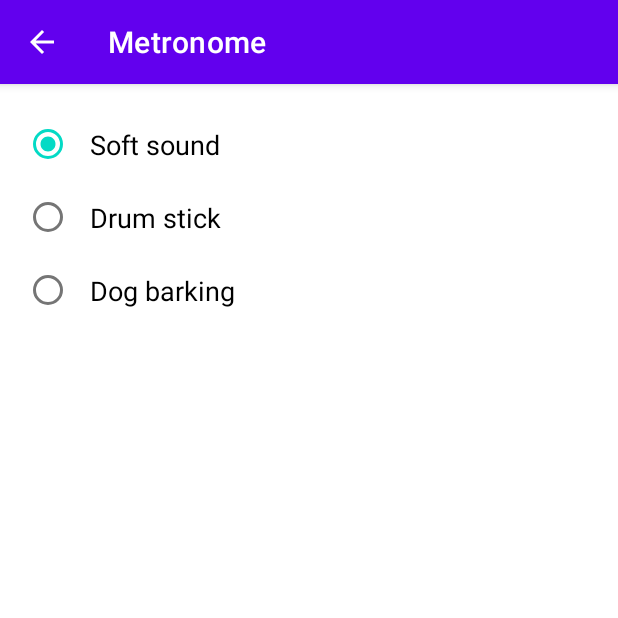
After one commit to 587851/Metronom, an Android app: the SoundChoiceActivity screen opened directly, with no data from a screen before it, on a phone screen of 412 x 824 dp, the top half of it. The commit adds this screen. Run offline under Robolectric (Android 15) with nearby library versions, the phone set to English and light mode, and no system bars; our stand-ins replace androidx.preference.

Commit message:
Fikset litt + lagt til mulighet for å endre lyd

```diff
--- a/app/build.gradle
+++ b/app/build.gradle
@@ -33,6 +33,7 @@ dependencies {
     implementation 'androidx.appcompat:appcompat:1.6.1'
     implementation 'com.google.android.material:material:1.9.0'
     implementation 'androidx.preference:preference:1.2.0'
+    implementation 'androidx.constraintlayout:constraintlayout:2.1.3'
     testImplementation 'junit:junit:4.13.2'
     androidTestImplementation 'androidx.test.ext:junit:1.1.5'
     androidTestImplementation 'androidx.test.espresso:espresso-core:3.5.1'
--- a/app/src/main/AndroidManifest.xml
+++ b/app/src/main/AndroidManifest.xml
@@ -12,6 +12,9 @@
         android:supportsRtl="true"
         android:theme="@style/Theme.Metronome"
         tools:targetApi="31">
+        <activity
+            android:name=".SoundChoiceActivity"
+            android:exported="false" />
         <activity
             android:name=".SettingsActivity"
             android:exported="false"
--- /dev/null
+++ b/app/src/main/java/com/example/metronome/ItemClickListener.java
@@ -0,0 +1,6 @@
+package com.example.metronome;
+
+public interface ItemClickListener {
+
+    void onClick(String s, int position);
+}
--- /dev/null
+++ b/app/src/main/java/com/example/metronome/MainAdapter.java
@@ -0,0 +1,76 @@
+package com.example.metronome;
+
+import android.content.Intent;
+import android.view.LayoutInflater;
+import android.view.View;
+import android.view.ViewGroup;
+import android.widget.CompoundButton;
+import android.widget.RadioButton;
+
+import androidx.annotation.NonNull;
+import androidx.recyclerview.widget.RecyclerView;
+
+import java.util.ArrayList;
+
+public class MainAdapter extends RecyclerView.Adapter<MainAdapter.ViewHolder> {
+    String[] metronomeStrings;
+    ItemClickListener itemClickListener;
+    int selectedPosition;
+
+    public MainAdapter(String [] metronomeStrings, ItemClickListener itemClickListener, int selectedPosition){
+        this.metronomeStrings = metronomeStrings;
+        this.itemClickListener = itemClickListener;
+        this.selectedPosition = selectedPosition;
+    }
+
+    @NonNull
+    @Override
+    public ViewHolder onCreateViewHolder(@NonNull ViewGroup parent, int viewType) {
+        View view = LayoutInflater.from(parent.getContext()).inflate(R.layout.item_main, parent, false);
+
+        return new ViewHolder(view);
+    }
+
+    @Override
+    public void onBindViewHolder(@NonNull MainAdapter.ViewHolder holder, int position) {
+        //set text on radiobuttons
+        holder.radioButton.setText(metronomeStrings[position]);
+        holder.radioButton.setChecked(position == selectedPosition);
+        holder.radioButton.setOnCheckedChangeListener(new CompoundButton.OnCheckedChangeListener() {
+            @Override
+            public void onCheckedChanged(CompoundButton compoundButton, boolean b) {
+
+                if(b){
+                    selectedPosition = holder.getAdapterPosition();
+                    itemClickListener.onClick(holder.radioButton.getText().toString(), selectedPosition);
+                }
+
+            }
+        });
+    }
+
+    @Override
+    public long getItemId(int position){
+        return position;
+    }
+
+    @Override
+    public int getItemViewType(int position){
+        return position;
+    }
+
+    @Override
+    public int getItemCount() {
+        return metronomeStrings.length;
+    }
+
+    public class ViewHolder extends RecyclerView.ViewHolder {
+
+        RadioButton radioButton;
+
+        public ViewHolder(@NonNull View itemView) {
+            super(itemView);
+            radioButton = itemView.findViewById(R.id.radio_button_metronome_sounds);
+        }
+    }
+}
--- /dev/null
+++ b/app/src/main/java/com/example/metronome/SoundChoiceActivity.java
@@ -0,0 +1,71 @@
+package com.example.metronome;
+
+import androidx.appcompat.app.ActionBar;
+import androidx.appcompat.app.AppCompatActivity;
+import androidx.preference.PreferenceFragmentCompat;
+import androidx.recyclerview.widget.LinearLayoutManager;
+import androidx.recyclerview.widget.RecyclerView;
+
+import android.content.Intent;
+import android.os.Bundle;
+import android.view.MenuItem;
+import android.view.View;
+import android.widget.AdapterView;
+import android.widget.Toast;
+
+public class SoundChoiceActivity extends AppCompatActivity {
+
+    RecyclerView recyclerView;
+    ItemClickListener itemClickListener;
+    MainAdapter adapter;
+
+    @Override
+    protected void onCreate(Bundle savedInstanceState) {
+        super.onCreate(savedInstanceState);
+        setContentView(R.layout.activity_sound_choice);
+
+        ActionBar actionBar = getSupportActionBar();
+        actionBar.setDisplayHomeAsUpEnabled(true);
+
+        recyclerView = findViewById(R.id.recycler_view);
+        String[] metronomeSoundStrings = getResources().getStringArray(R.array.metronome_sounds);
+
+        itemClickListener = new ItemClickListener() {
+            @Override
+            public void onClick(String s, int position) {
+                recyclerView.post(new Runnable() {
+                    @Override
+                    public void run() {
+                        adapter.notifyDataSetChanged();
+                    }
+                });
+                Toast.makeText(getApplicationContext(), "Selected : " + s, Toast.LENGTH_SHORT).show();
+
+                MainActivity.metronome.changeActiveSound(position);
+
+            }
+        };
+
+        recyclerView.setLayoutManager(new LinearLayoutManager(this));
+        adapter = new MainAdapter(metronomeSoundStrings, itemClickListener, MainActivity.metronome.getActiveSoundPosition());
+        recyclerView.setAdapter(adapter);
+
+    }
+
+    @Override
+    public boolean onOptionsItemSelected(MenuItem item) {
+        switch (item.getItemId()) {
+            case android.R.id.home:
+                this.finish();
+                return true;
+            default:
+                return super.onOptionsItemSelected(item);
+        }
+    }
+    public static class SettingsFragment extends PreferenceFragmentCompat {
+        @Override
+        public void onCreatePreferences(Bundle savedInstanceState, String rootKey) {
+            setPreferencesFromResource(R.xml.root_preferences, rootKey);
+        }
+    }
+}
--- /dev/null
+++ b/app/src/main/res/layout/activity_sound_choice.xml
@@ -0,0 +1,18 @@
+<?xml version="1.0" encoding="utf-8"?>
+<RelativeLayout
+    xmlns:android="http://schemas.android.com/apk/res/android"
+    xmlns:app="http://schemas.android.com/apk/res-auto"
+    xmlns:tools="http://schemas.android.com/tools"
+    android:layout_width="match_parent"
+    android:layout_height="match_parent"
+    android:padding="16dp"
+    tools:context=".SoundChoiceActivity">
+
+    <androidx.recyclerview.widget.RecyclerView
+        android:layout_width="match_parent"
+        android:layout_height="match_parent"
+        android:id="@+id/recycler_view"
+        tools:listitem="@layout/item_main"/>
+
+
+</RelativeLayout>
--- /dev/null
+++ b/app/src/main/res/layout/item_main.xml
@@ -0,0 +1,9 @@
+<?xml version="1.0" encoding="utf-8"?>
+<RadioButton
+    xmlns:android="http://schemas.android.com/apk/res/android"
+    android:layout_width="match_parent"
+    android:layout_height="wrap_content"
+    android:id="@+id/radio_button_metronome_sounds"
+    android:padding="12dp"
+    android:textSize="18sp"
+    android:textColor="@android:color/black"/>
--- a/app/src/main/res/values/strings.xml
+++ b/app/src/main/res/values/strings.xml
@@ -23,4 +23,22 @@
     <string name="attachment_summary_on">Automatically download attachments for incoming emails
     </string>
     <string name="attachment_summary_off">Only download attachments when manually requested</string>
+    <string name="metronome_sound">Metronome sound</string>
+    <string name="background_color">Background color</string>
+    <string name="back_to_metronome">Back to the metronome</string>
+    <string name="metronome_sound_setting">Metronome sound</string>
+
+    <string-array name="metronome_sounds">
+        <item>Soft sound</item>
+        <item>Drum stick</item>
+        <item>Dog barking</item>
+    </string-array>
+
+    <string-array name="settingsMenuStrings">
+        <item>Choose sound</item>
+        <item>Add sound</item>
+        <item>Change background color</item>
+    </string-array>
+
+
 </resources>
--- a/app/src/main/res/values/styles.xml
+++ b/app/src/main/res/values/styles.xml
@@ -1,6 +1,6 @@
 <?xml version="1.0" encoding="utf-8"?>
 <resources>
 
-    <style name="AppTheme" parent="Theme.MaterialComponents.Light.DarkActionBar">
+    <style name="AppTheme" parent="Theme.AppCompat.Light.DarkActionBar">
     </style>
 </resources>
```
Also changed, not shown: app/src/main/java/com/example/metronome/MainActivity.java (+39 -12 lines), app/src/main/java/com/example/metronome/Metronome.java (+32 -9 lines), app/src/main/java/com/example/metronome/SettingsActivity.java (+49 -10 lines), app/src/main/res/layout/activity_main.xml (+1 -13 lines), app/src/main/res/layout/settings_activity.xml (+10 -15 lines), app/src/main/res/menu/menu_main.xml (added, +10 -0 lines), 2 other files.
